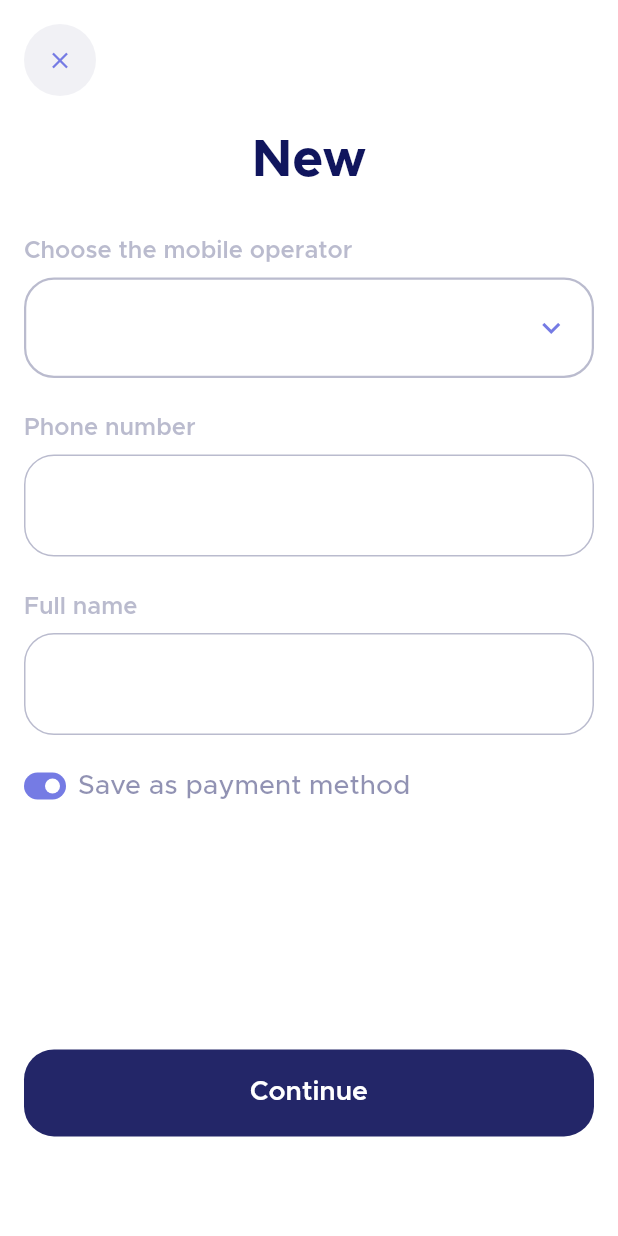
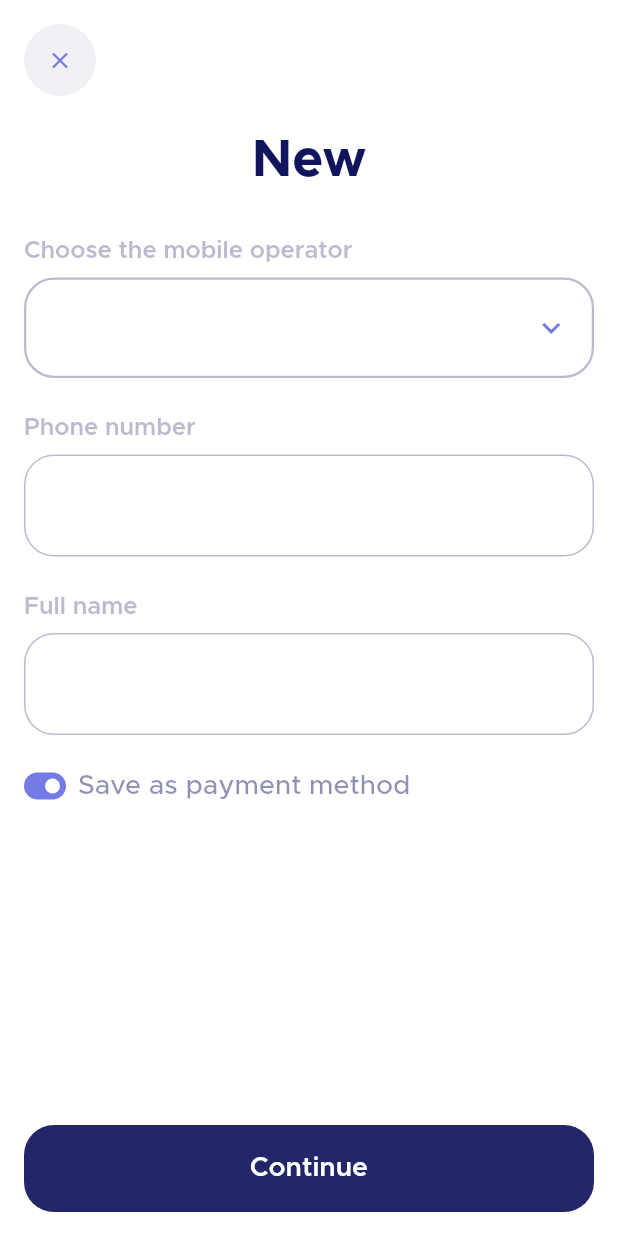
Before and after one commit to brightamegbor/ejara, a Flutter app: the NewWallet screen opened directly with empty values, on a phone screen of 412 x 824 dp. Run offline on Flutter 3.47's test engine with Material 2 defaults, Android fonts, the phone set to English and light mode, and no system bars; drawn by our look-alikes of flutter_switch; our stand-ins replace fluttericon, shared_preferences; missing offline and left inert: global_configuration; accounts and stored records are empty; network calls fail.

Commit message:
minor ui fixes

```diff
--- a/lib/ui/new_wallet.dart
+++ b/lib/ui/new_wallet.dart
@@ -31,13 +31,12 @@ class _NewWalletState extends State<NewWallet> {
       body: SafeArea(
         child: Container(
           padding: const EdgeInsets.all(16.0),
-          child: SingleChildScrollView(
-            child: SizedBox(
-              height: MediaQuery.of(context).size.height * 0.9,
           child: Column(
             mainAxisAlignment: MainAxisAlignment.spaceBetween,
             children: [
-                  Column(
+              Expanded(
+                child: SingleChildScrollView(
+                  child: Column(
                     children: [
                       // close button
                       Align(
@@ -128,16 +127,16 @@ class _NewWalletState extends State<NewWallet> {
                       ),
                     ],
                   ),
+                ),
+              ),
 
               // continue button
               Container(
-                      padding: const EdgeInsets.only(
-                        top: 30.0,
+                  margin: const EdgeInsets.only(
+                    top: 40.0,
                   ),
                   child: const EjaraContinueButton()),
             ],
-              ),
-            ),
           ),
         ),
       ),
```
Lines whose indentation alone changed are shown as unchanged.
